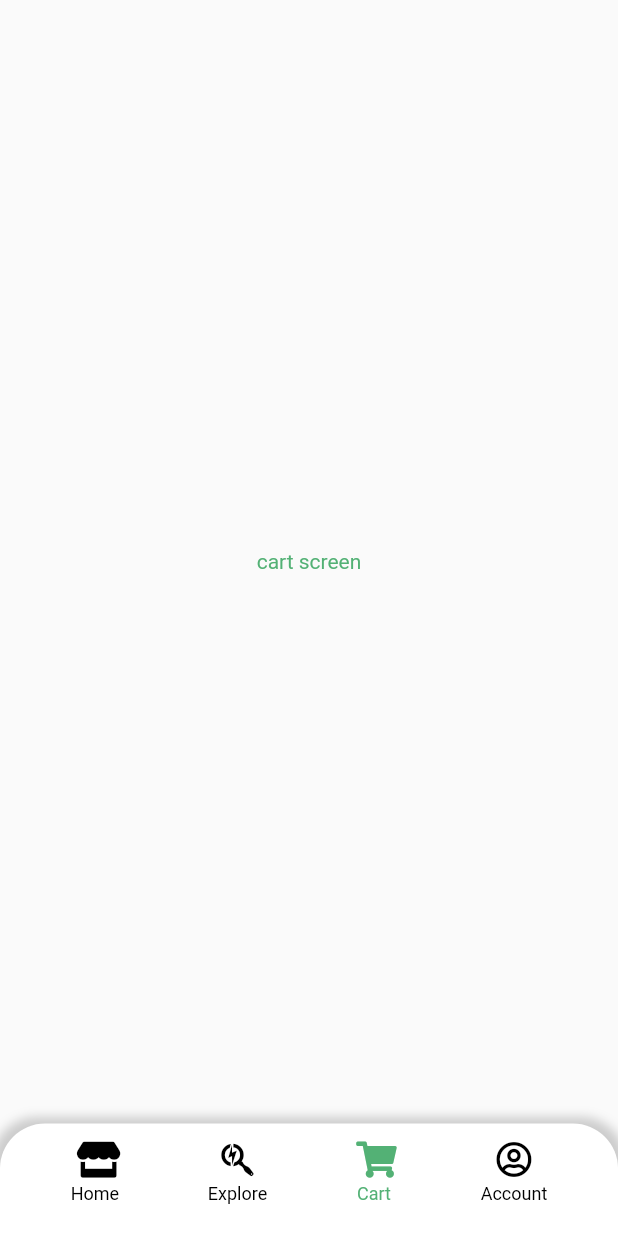
After one commit to zuri-training/ayaloonline_mobile_pjt_101, a Flutter app: the CartScreen screen opened directly, on a phone screen of 412 x 824 dp. The commit adds this screen. Run offline on Flutter 3.47's test engine with Material 2 defaults, Android fonts, the phone set to English and light mode, and no system bars; our stand-ins replace font_awesome_flutter; missing offline and left inert: dart:ffi.

Commit message:
home screen + navbar

```diff
--- /dev/null
+++ b/lib/Custom_widgets/bottom_navbar.dart
@@ -0,0 +1,182 @@
+import 'package:ayalo_mobile_pjt101/Screens/cart_screen.dart';
+import 'package:ayalo_mobile_pjt101/Screens/explore_screen.dart';
+import 'package:ayalo_mobile_pjt101/Screens/home.dart';
+import 'package:ayalo_mobile_pjt101/Screens/profile_screen.dart';
+import 'package:ayalo_mobile_pjt101/constants/colors.dart';
+import 'package:flutter/material.dart';
+import 'package:font_awesome_flutter/font_awesome_flutter.dart';
+
+class CustomBottomBar extends StatefulWidget {
+  final String pageId;
+  CustomBottomBar({required this.pageId});
+
+  @override
+  _CustomBottomBarState createState() => _CustomBottomBarState();
+}
+
+class _CustomBottomBarState extends State<CustomBottomBar> {
+  @override
+  Widget build(BuildContext context) {
+    bool home = true;
+
+    bool explore = false;
+
+    bool cart = false;
+
+    bool account = false;
+
+    if (widget.pageId == 'ExploreScreen') {
+      setState(() {
+        home = false;
+        explore = true;
+        cart = false;
+        account = false;
+      });
+    } else if (widget.pageId == 'CartScreen') {
+      setState(() {
+        home = false;
+        explore = false;
+        cart = true;
+        account = false;
+      });
+    } else if (widget.pageId == 'ProfileScreen') {
+      setState(() {
+        home = false;
+        explore = false;
+        cart = false;
+        account = true;
+      });
+    }
+    return Container(
+      height: 75,
+      decoration: BoxDecoration(
+          color: Colors.white,
+          boxShadow: [
+            BoxShadow(
+                color: Colors.grey.withOpacity(0.5),
+                offset: Offset(0, 1),
+                spreadRadius: 5,
+                blurRadius: 5),
+          ],
+          borderRadius: BorderRadius.only(
+              topLeft: Radius.circular(30), topRight: Radius.circular(30))),
+      child: Row(
+        mainAxisAlignment: MainAxisAlignment.spaceEvenly,
+        children: [
+          GestureDetector(
+            onTap: () => Navigator.of(context).push(
+              MaterialPageRoute(
+                builder: (context) => Home(),
+              ),
+            ),
+            child: Padding(
+              padding: const EdgeInsets.all(12.0),
+              child: Column(
+                children: [
+                  Icon(
+                    FontAwesomeIcons.store,
+                    color: home ? kGreenColor : Colors.black,
+                  ),
+                  SizedBox(
+                    height: 4,
+                  ),
+                  Text(
+                    'Home',
+                    style: TextStyle(
+                      fontSize: 12,
+                      color: home ? kGreenColor : Colors.black,
+                    ),
+                  )
+                ],
+              ),
+            ),
+          ),
+          GestureDetector(
+            onTap: () => Navigator.of(context).push(
+              MaterialPageRoute(
+                builder: (context) => ExploreScreen(),
+              ),
+            ),
+            child: Padding(
+              padding: const EdgeInsets.all(12.0),
+              child: Column(
+                children: [
+                  Icon(
+                    FontAwesomeIcons.searchengin,
+                    color: explore ? kGreenColor : Colors.black,
+                  ),
+                  SizedBox(
+                    height: 4,
+                  ),
+                  Text(
+                    'Explore',
+                    style: TextStyle(
+                      fontSize: 12,
+                      color: explore ? kGreenColor : Colors.black,
+                    ),
+                  ),
+                ],
+              ),
+            ),
+          ),
+          GestureDetector(
+            onTap: () => Navigator.of(context).push(
+              MaterialPageRoute(
+                builder: (context) => CartScreen(),
+              ),
+            ),
+            child: Padding(
+              padding: const EdgeInsets.all(12.0),
+              child: Column(
+                children: [
+                  Icon(
+                    FontAwesomeIcons.shoppingCart,
+                    color: cart ? kGreenColor : Colors.black,
+                  ),
+                  SizedBox(
+                    height: 4,
+                  ),
+                  Text(
+                    'Cart',
+                    style: TextStyle(
+                      fontSize: 12,
+                      color: cart ? kGreenColor : Colors.black,
+                    ),
+                  ),
+                ],
+              ),
+            ),
+          ),
+          GestureDetector(
+            onTap: () => Navigator.of(context).push(
+              MaterialPageRoute(
+                builder: (context) => ProfileScreen(),
+              ),
+            ),
+            child: Padding(
+              padding: const EdgeInsets.all(12.0),
+              child: Column(
+                children: [
+                  Icon(
+                    FontAwesomeIcons.userCircle,
+                    color: account ? kGreenColor : Colors.black,
+                  ),
+                  SizedBox(
+                    height: 4,
+                  ),
+                  Text(
+                    'Account',
+                    style: TextStyle(
+                      fontSize: 12,
+                      color: account ? kGreenColor : Colors.black,
+                    ),
+                  )
+                ],
+              ),
+            ),
+          ),
+        ],
+      ),
+    );
+  }
+}
--- /dev/null
+++ b/lib/Screens/cart_screen.dart
@@ -0,0 +1,25 @@
+import 'package:ayalo_mobile_pjt101/Custom_widgets/bottom_navbar.dart';
+import 'package:ayalo_mobile_pjt101/constants/colors.dart';
+import 'package:flutter/material.dart';
+
+class CartScreen extends StatelessWidget {
+  static String id = 'CartScreen';
+  @override
+  Widget build(BuildContext context) {
+    return Scaffold(
+      bottomNavigationBar: CustomBottomBar(
+        pageId: id,
+      ),
+      body: SafeArea(
+        child: Center(
+          child: Container(
+            child: Text(
+              'cart screen',
+              style: TextStyle(color: kGreenColor),
+            ),
+          ),
+        ),
+      ),
+    );
+  }
+}
--- /dev/null
+++ b/lib/api/generate_profile.dart
@@ -0,0 +1 @@
+class GenerateProfile {}
--- a/lib/components/alerts.dart
+++ b/lib/components/alerts.dart
@@ -14,7 +14,7 @@ class CompleteSignUpAlert extends StatelessWidget {
             Expanded(
               flex: 1,
               child: Icon(
-                FontAwesomeIcons.bicycle,
+                FontAwesomeIcons.bell,
                 color: kGreenColor,
                 size: 51,
               ),
--- a/lib/main.dart
+++ b/lib/main.dart
@@ -9,6 +9,7 @@ class AyaloMain extends StatelessWidget {
   @override
   Widget build(BuildContext context) {
     return MaterialApp(
+      debugShowCheckedModeBanner: false,
       title: 'Ayalo',
       theme: ThemeData(
         primaryColor: Color(0xff53b175),
```
Also changed, not shown: lib/Screens/explore_screen.dart (added, +25 -0 lines), lib/Screens/home.dart (+85 -22 lines), lib/Screens/profile_screen.dart (added, +25 -0 lines), lib/components/item_summary_card.dart (added, +212 -0 lines), lib/services/card_service.dart (added, +43 -0 lines), lib/components/dummy_data.dart (added), lib/services/star_service.dart (added), lib/star_service.dart (added).
